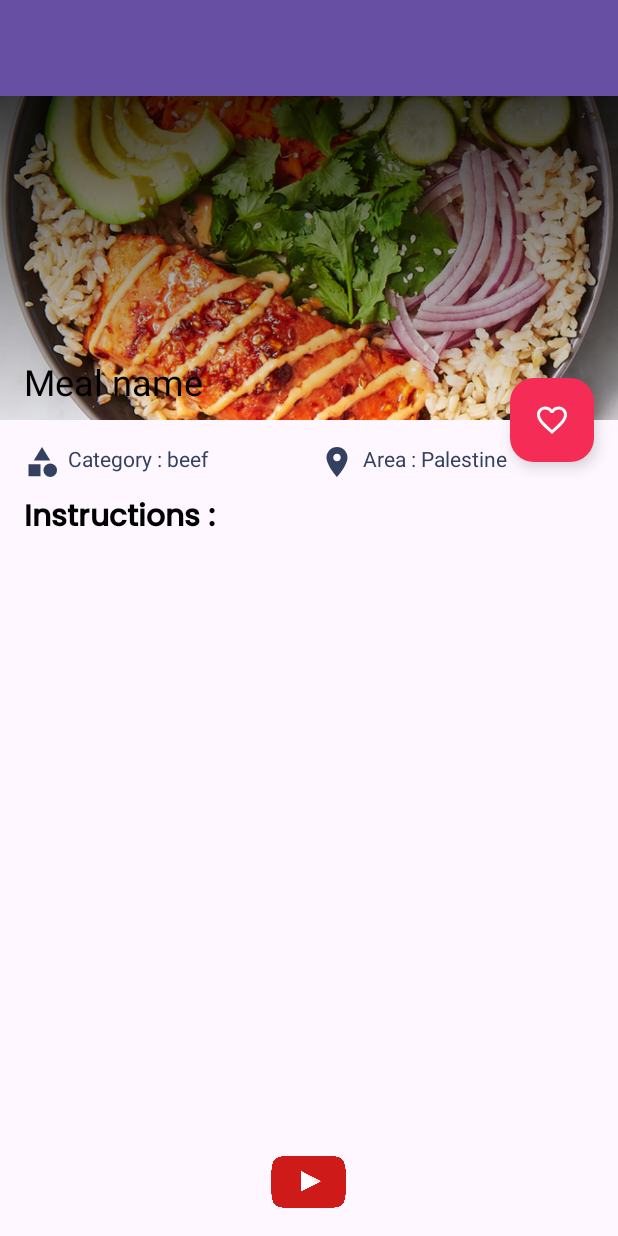
After one commit to KishanSadeesh/Project-FarmCare, an Android app: the layout activity_meal.xml on its own in the app's theme, with its tools: preview values and no code run, on a phone screen of 412 x 824 dp. The commit adds this screen. Run offline under Robolectric (Android 15) with nearby library versions, the phone set to English and light mode, and no system bars.

Commit message:
Receipe Instruction page for random home image

```diff
--- a/app/build.gradle.kts
+++ b/app/build.gradle.kts
@@ -53,6 +53,7 @@ dependencies {
     implementation(libs.glide)
     implementation(libs.androidx.lifecycle.viewmodel.ktx)
     implementation(libs.androidx.lifecycle.extensions)
+    implementation(libs.androidx.room.common)
     testImplementation(libs.junit)
     androidTestImplementation(libs.androidx.junit)
     androidTestImplementation(libs.androidx.espresso.core)
--- a/app/src/main/AndroidManifest.xml
+++ b/app/src/main/AndroidManifest.xml
@@ -16,6 +16,9 @@
         android:usesCleartextTraffic="true"
         tools:targetApi="31">
         <activity
+            android:name=".MealActivity"
+            android:exported="false" />
+        <activity
             android:name=".packages.CategoryMealsActivity"
             android:exported="false" />
         <activity
--- a/app/src/main/java/com/example/project_farmcare/retrofit/MealApi.kt
+++ b/app/src/main/java/com/example/project_farmcare/retrofit/MealApi.kt
@@ -17,4 +17,7 @@ interface MealApi {
     @GET("filter.php")
     fun getMealsByCategory(@Query("c") categoryName: String) : Call<MealsByCategoryList>
 
+    @GET("lookup.php?")
+    fun getMealDetails(@Query("i") id: String) : Call<MealList>
+
 }
--- /dev/null
+++ b/app/src/main/res/drawable/gradient_overlay.xml
@@ -0,0 +1,11 @@
+<?xml version="1.0" encoding="utf-8"?>
+<layer-list xmlns:android="http://schemas.android.com/apk/res/android">
+    <item>
+        <shape android:shape="rectangle">
+            <gradient
+                android:startColor="#00000000"
+                android:endColor="#FF000000"
+                android:angle="90" />
+        </shape>
+    </item>
+</layer-list>
--- /dev/null
+++ b/app/src/main/res/drawable/ic_area.xml
@@ -0,0 +1,5 @@
+<vector android:height="24dp" android:tint="@color/g_black"
+    android:viewportHeight="24" android:viewportWidth="24"
+    android:width="24dp" xmlns:android="http://schemas.android.com/apk/res/android">
+    <path android:fillColor="@color/g_black" android:pathData="M12,2C8.13,2 5,5.13 5,9c0,5.25 7,13 7,13s7,-7.75 7,-13c0,-3.87 -3.13,-7 -7,-7zM12,11.5c-1.38,0 -2.5,-1.12 -2.5,-2.5s1.12,-2.5 2.5,-2.5 2.5,1.12 2.5,2.5 -1.12,2.5 -2.5,2.5z"/>
+</vector>
--- /dev/null
+++ b/app/src/main/res/drawable/ic_baseline_save_24.xml
@@ -0,0 +1,5 @@
+<vector android:height="24dp" android:tint="#FFFFFF"
+    android:viewportHeight="24" android:viewportWidth="24"
+    android:width="24dp" xmlns:android="http://schemas.android.com/apk/res/android">
+    <path android:fillColor="@android:color/white" android:pathData="M16.5,3c-1.74,0 -3.41,0.81 -4.5,2.09C10.91,3.81 9.24,3 7.5,3 4.42,3 2,5.42 2,8.5c0,3.78 3.4,6.86 8.55,11.54L12,21.35l1.45,-1.32C18.6,15.36 22,12.28 22,8.5 22,5.42 19.58,3 16.5,3zM12.1,18.55l-0.1,0.1 -0.1,-0.1C7.14,14.24 4,11.39 4,8.5 4,6.5 5.5,5 7.5,5c1.54,0 3.04,0.99 3.57,2.36h1.87C13.46,5.99 14.96,5 16.5,5c2,0 3.5,1.5 3.5,3.5 0,2.89 -3.14,5.74 -7.9,10.05z"/>
+</vector>
--- /dev/null
+++ b/app/src/main/res/drawable/ic_category.xml
@@ -0,0 +1,16 @@
+<vector xmlns:android="http://schemas.android.com/apk/res/android"
+    android:width="24dp"
+    android:height="24dp"
+    android:viewportWidth="24"
+    android:viewportHeight="24"
+    android:tint="@color/g_black">
+  <path
+      android:fillColor="@android:color/white"
+      android:pathData="M12,2l-5.5,9h11z"/>
+  <path
+      android:fillColor="@android:color/white"
+      android:pathData="M17.5,17.5m-4.5,0a4.5,4.5 0,1 1,9 0a4.5,4.5 0,1 1,-9 0"/>
+  <path
+      android:fillColor="@android:color/white"
+      android:pathData="M3,13.5h8v8H3z"/>
+</vector>
--- /dev/null
+++ b/app/src/main/res/layout/activity_meal.xml
@@ -0,0 +1,178 @@
+<?xml version="1.0" encoding="utf-8"?>
+<androidx.constraintlayout.widget.ConstraintLayout xmlns:android="http://schemas.android.com/apk/res/android"
+    xmlns:app="http://schemas.android.com/apk/res-auto"
+    xmlns:tools="http://schemas.android.com/tools"
+    android:id="@+id/main"
+    android:layout_width="match_parent"
+    android:layout_height="match_parent"
+    tools:context=".MealActivity">
+
+    <androidx.coordinatorlayout.widget.CoordinatorLayout
+        xmlns:android="http://schemas.android.com/apk/res/android"
+        xmlns:app="http://schemas.android.com/apk/res-auto"
+        xmlns:tools="http://schemas.android.com/tools"
+        android:layout_width="match_parent"
+        android:layout_height="match_parent"
+        tools:context=".YourActivity">
+
+        <com.google.android.material.appbar.AppBarLayout
+            android:id="@+id/appBar"
+            android:layout_width="match_parent"
+            android:layout_height="280dp"
+            android:fitsSystemWindows="true">
+
+            <com.google.android.material.appbar.CollapsingToolbarLayout
+                android:id="@+id/collapsing_toolbar"
+                android:layout_width="match_parent"
+                android:layout_height="match_parent"
+                android:fitsSystemWindows="true"
+                android:theme="@style/CustomToolbarTheme"
+                app:expandedTitleTextColor="@color/black"
+                app:contentScrim="@color/accent"
+                app:layout_scrollFlags="scroll|snap|exitUntilCollapsed"
+                app:title = "Meal name">
+
+                <!-- Background Image with Overlay -->
+                <FrameLayout
+                    android:layout_width="match_parent"
+                    android:layout_height="match_parent">
+
+                    <ImageView
+                        android:id="@+id/img_meal_detail"
+                        android:layout_width="match_parent"
+                        android:layout_height="match_parent"
+                        android:scaleType="centerCrop"
+                        android:src="@drawable/mealtest"
+                        app:layout_collapseMode="parallax" />
+
+                    <!-- Gradient Overlay -->
+                    <View
+                        android:layout_width="match_parent"
+                        android:layout_height="match_parent"
+                        android:background="@drawable/gradient_overlay" />
+                </FrameLayout>
+
+                <androidx.appcompat.widget.Toolbar
+                    android:id="@+id/toolbar"
+                    android:layout_width="match_parent"
+                    android:layout_height="?actionBarSize"
+                    app:layout_collapseMode="pin"
+                    app:titleTextColor="@color/white" />
+            </com.google.android.material.appbar.CollapsingToolbarLayout>
+
+        </com.google.android.material.appbar.AppBarLayout>
+
+        <androidx.core.widget.NestedScrollView
+            android:layout_width="match_parent"
+            android:layout_height="match_parent"
+            app:layout_behavior="com.google.android.material.appbar.AppBarLayout$ScrollingViewBehavior">
+
+            <androidx.constraintlayout.widget.ConstraintLayout
+                android:layout_width="match_parent"
+                android:layout_height="wrap_content"
+                android:padding="16dp">
+
+                <LinearLayout
+                    android:id="@+id/meal_info"
+                    android:layout_width="0dp"
+                    android:layout_height="wrap_content"
+                    android:orientation="horizontal"
+                    app:layout_constraintStart_toStartOf="parent"
+                    app:layout_constraintTop_toTopOf="parent"
+                    app:layout_constraintEnd_toEndOf="parent">
+
+                    <TextView
+                        android:id="@+id/tv_categoryInfo"
+                        android:layout_width="wrap_content"
+                        android:layout_height="wrap_content"
+                        android:layout_marginEnd="16dp"
+                        android:drawableLeft="@drawable/ic_category"
+                        android:drawablePadding="5dp"
+                        android:text="Category : beef"
+                        android:textColor="@color/g_black"
+                        android:textSize="14sp"
+                        android:layout_weight="1"
+                         />
+
+                    <TextView
+                        android:id="@+id/tv_areaInfo"
+                        android:layout_width="wrap_content"
+                        android:layout_height="wrap_content"
+                        android:drawableLeft="@drawable/ic_area"
+                        android:drawablePadding="5dp"
+                        android:text="Area : Palestine"
+                        android:textColor="@color/g_black"
+                        android:textSize="14sp"
+                        android:layout_weight="1"
+                         />
+
+                </LinearLayout>
+
+                <TextView
+                    android:id="@+id/tv_instructions"
+                    android:text="Instructions :"
+                    android:layout_width="0dp"
+                    android:layout_height="wrap_content"
+                    android:layout_marginTop="10dp"
+                    android:fontFamily="@font/myfont"
+                    android:includeFontPadding="false"
+                    android:textColor="@color/black"
+                    android:textSize="20sp"
+                    android:textStyle="bold"
+                    app:layout_constraintEnd_toEndOf="parent"
+                    app:layout_constraintStart_toStartOf="parent"
+                    app:layout_constraintTop_toBottomOf="@id/meal_info" />
+
+                <TextView
+                    android:id="@+id/tv_content"
+                    android:layout_width="0dp"
+                    android:layout_height="wrap_content"
+                    android:layout_marginTop="8dp"
+                    android:textColor="@color/black"
+                    app:layout_constraintEnd_toEndOf="parent"
+                    app:layout_constraintStart_toStartOf="parent"
+                    app:layout_constraintTop_toBottomOf="@id/tv_instructions" />
+
+            </androidx.constraintlayout.widget.ConstraintLayout>
+
+        </androidx.core.widget.NestedScrollView>
+
+        <LinearLayout
+            android:layout_width="wrap_content"
+            android:layout_height="wrap_content"
+            android:layout_gravity="bottom|center_horizontal"
+            android:layout_marginBottom="16dp"
+            android:orientation="horizontal">
+
+            <ImageView
+                android:id="@+id/img_youtube"
+                android:layout_width="50dp"
+                android:layout_height="40dp"
+                android:layout_gravity="center_horizontal"
+                android:src="@drawable/yt_icon" />
+        </LinearLayout>
+
+        <com.google.android.material.floatingactionbutton.FloatingActionButton
+            android:id="@+id/btn_fav"
+            android:layout_width="wrap_content"
+            android:layout_height="wrap_content"
+            android:layout_margin="16dp"
+            android:src="@drawable/ic_baseline_save_24"
+            app:backgroundTint="@color/accent"
+            app:fabSize="normal"
+            app:layout_anchor="@id/appBar"
+            app:layout_anchorGravity="bottom|end"
+            app:tint="@color/white" />
+
+        <com.google.android.material.progressindicator.LinearProgressIndicator
+            android:id="@+id/progressBar"
+            android:layout_width="match_parent"
+            android:layout_height="wrap_content"
+            android:indeterminate="true"
+            app:layout_anchor="@id/appBar"
+            app:layout_anchorGravity="bottom|end"
+            android:visibility="gone"/>
+    </androidx.coordinatorlayout.widget.CoordinatorLayout>
+
+
+</androidx.constraintlayout.widget.ConstraintLayout>
--- /dev/null
+++ b/app/src/main/res/values/styles.xml
@@ -0,0 +1,36 @@
+<?xml version="1.0" encoding="utf-8"?>
+<resources>
+
+        <!-- Base application theme -->
+        <style name="AppTheme" parent="Theme.MaterialComponents.DayNight.DarkActionBar">
+            <!-- Customize your theme here -->
+            <item name="colorPrimary">@color/colorPrimary</item>
+            <item name="colorPrimaryDark">@color/colorPrimaryDark</item>
+            <item name="colorAccent">@color/colorAccent</item>
+        </style>
+
+        <!-- Custom Toolbar Theme -->
+        <style name="CustomToolbarTheme" parent="ThemeOverlay.AppCompat.Dark.ActionBar">
+            <item name="android:textColorPrimary">@color/white</item>
+            <item name="android:textColorSecondary">@color/white</item>
+            <item name="android:background">?attr/colorPrimary</item>
+            <item name="titleTextStyle">@style/ToolbarTitleText</item>
+            <item name="subtitleTextStyle">@style/ToolbarSubtitleText</item>
+        </style>
+
+        <!-- Toolbar Title Text Style -->
+        <style name="ToolbarTitleText" parent="TextAppearance.Widget.AppCompat.Toolbar.Title">
+            <item name="android:textColor">@color/white</item>
+            <item name="android:textSize">20sp</item>
+            <item name="android:fontFamily">@font/myfont</item>
+        </style>
+
+        <!-- Toolbar Subtitle Text Style -->
+        <style name="ToolbarSubtitleText" parent="TextAppearance.Widget.AppCompat.Toolbar.Subtitle">
+            <item name="android:textColor">@color/white</item>
+            <item name="android:textSize">14sp</item>
+            <item name="android:fontFamily">@font/myfont</item>
+        </style>
+
+
+</resources>
--- a/gradle/libs.versions.toml
+++ b/gradle/libs.versions.toml
@@ -16,6 +16,7 @@ converterGson = "2.11.0"
 glide = "5.0.0-rc01"
 lifecycleViewmodelKtx = "2.8.3"
 lifecycleExtensions = "2.2.0"
+roomCommon = "2.6.1"
 
 [libraries]
 androidx-core-ktx = { group = "androidx.core", name = "core-ktx", version.ref = "coreKtx" }
@@ -33,6 +34,7 @@ converter-gson = { group = "com.squareup.retrofit2", name = "converter-gson", ve
 glide = { group = "com.github.bumptech.glide", name = "glide", version.ref = "glide" }
 androidx-lifecycle-viewmodel-ktx = { group = "androidx.lifecycle", name = "lifecycle-viewmodel-ktx", version.ref = "lifecycleViewmodelKtx" }
 androidx-lifecycle-extensions = { group = "androidx.lifecycle", name = "lifecycle-extensions", version.ref = "lifecycleExtensions" }
+androidx-room-common = { group = "androidx.room", name = "room-common", version.ref = "roomCommon" }
 
 [plugins]
 android-application = { id = "com.android.application", version.ref = "agp" }
```
Also changed, not shown: app/src/main/java/com/example/project_farmcare/HomeFragment.kt (+20 -5 lines), app/src/main/java/com/example/project_farmcare/MealActivity.kt (added, +105 -0 lines), app/src/main/java/com/example/project_farmcare/MealViewModel.kt (added, +39 -0 lines), app/src/main/res/values/colors.xml (+12 -0 lines), app/src/main/res/drawable/mealtest.png (added), app/src/main/res/drawable/yt_icon.png (added).
